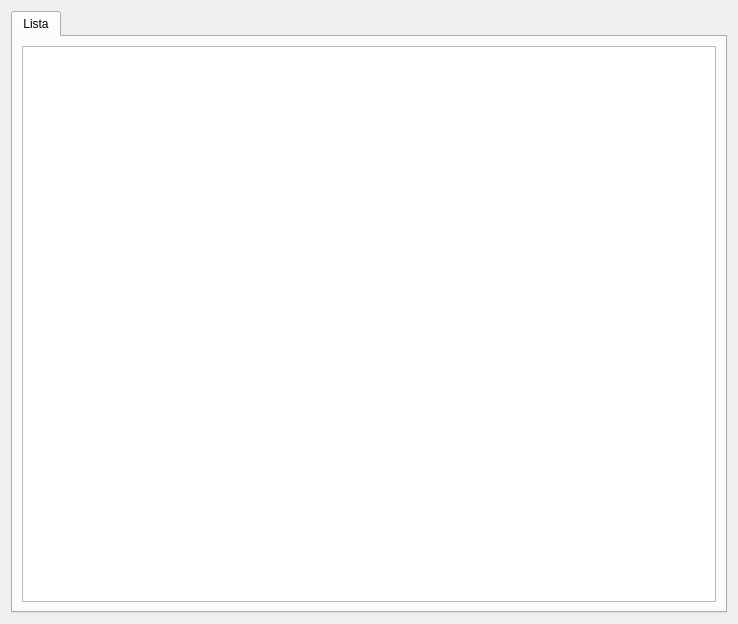
Above: moduleinterface.ui from benArambide/ProyFinal-IS2 before the change. Below: the same form after it.
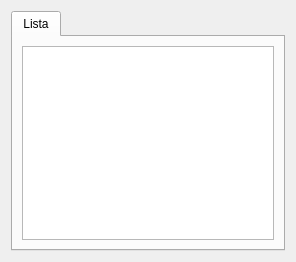
That is the form after the change.

Patch:
```diff
--- a/moduleinterface.ui
+++ b/moduleinterface.ui
@@ -6,8 +6,8 @@
    <rect>
     <x>0</x>
     <y>0</y>
-    <width>738</width>
-    <height>624</height>
+    <width>296</width>
+    <height>262</height>
    </rect>
   </property>
   <property name="mouseTracking">
```
